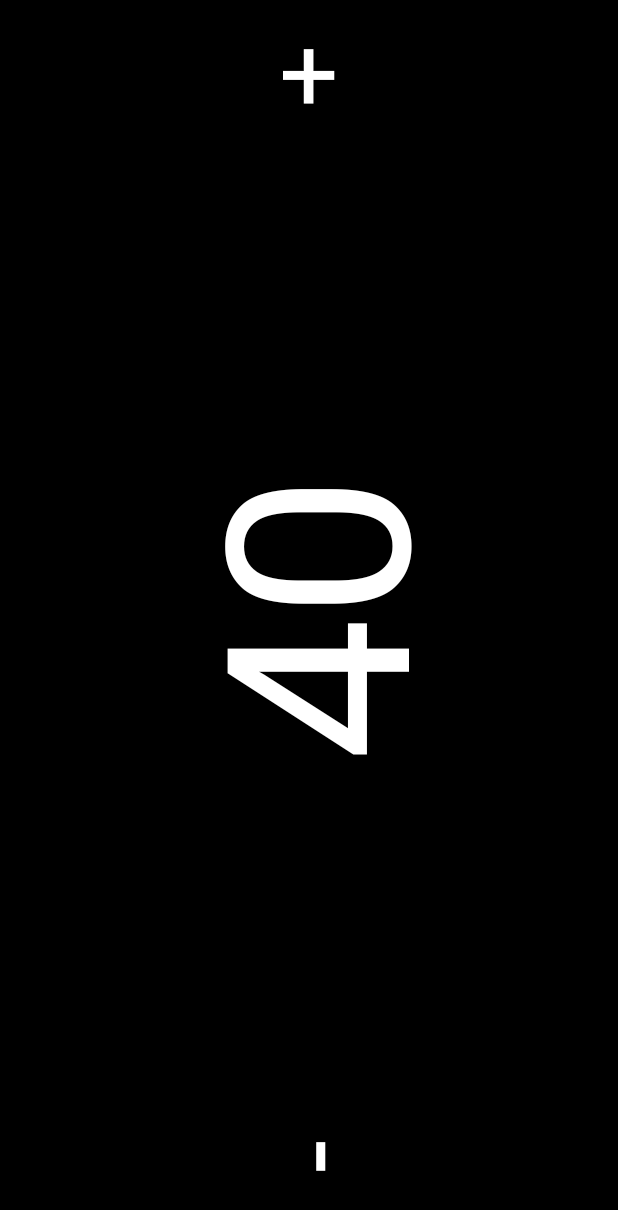
After one commit to AmazingCrusader/BargEDH, an Android app: the layout single_player_life_counter_right.xml on its own in the app's theme, with its tools: preview values and no code run, on a phone screen of 412 x 824 dp. The commit adds this screen. Shown: the top 1210 px of the screen. Run offline under Robolectric (Android 15) with nearby library versions, the light colour scheme and no system bars; Roboto replaces fonts that are not available here.

Commit message:
Add life counter layout (4 players)

```diff
--- /dev/null
+++ b/app/src/main/res/layout/single_player_life_counter_right.xml
@@ -0,0 +1,69 @@
+<?xml version="1.0" encoding="utf-8"?>
+<androidx.constraintlayout.widget.ConstraintLayout xmlns:app="http://schemas.android.com/apk/res-auto"
+    android:id="@+id/single_player_layout_right"
+    xmlns:android="http://schemas.android.com/apk/res/android"
+    xmlns:tools="http://schemas.android.com/tools"
+    android:layout_width="match_parent"
+    android:layout_height="match_parent"
+    tools:background="@color/black">
+
+    <TextView
+        android:id="@+id/increase_button"
+        android:layout_width="wrap_content"
+        android:layout_height="wrap_content"
+        android:text="@string/increase_button_text"
+        app:layout_constraintEnd_toEndOf="parent"
+        app:layout_constraintStart_toStartOf="parent"
+        app:layout_constraintTop_toTopOf="parent"
+        android:textSize="70sp"
+        android:textColor="@color/white"/>
+
+    <TextView
+        android:id="@+id/decrease_button"
+        android:layout_width="wrap_content"
+        android:layout_height="wrap_content"
+        android:text="@string/decrease_button_text"
+        app:layout_constraintBottom_toBottomOf="parent"
+        app:layout_constraintEnd_toEndOf="parent"
+        app:layout_constraintStart_toStartOf="parent"
+        android:textSize="80sp"
+        android:textColor="@color/white"
+        android:rotation="-90"/>
+
+    <TextView
+        android:id="@+id/life_counter_text"
+        android:layout_width="wrap_content"
+        android:layout_height="wrap_content"
+        android:rotation="270"
+        android:text="@string/life_counter_text"
+        android:textColor="@color/white"
+        android:textSize="170sp"
+        app:layout_constraintBottom_toTopOf="@id/guideline_75"
+        app:layout_constraintEnd_toEndOf="parent"
+        app:layout_constraintStart_toEndOf="@id/button_layout"
+        app:layout_constraintTop_toBottomOf="@id/guideline_25" />
+
+    <androidx.constraintlayout.widget.ConstraintLayout
+        android:id="@+id/button_layout"
+        android:layout_width="wrap_content"
+        android:layout_height="wrap_content"
+        app:layout_constraintStart_toStartOf="parent"
+        app:layout_constraintTop_toBottomOf="@id/guideline_25"
+        app:layout_constraintBottom_toTopOf="@id/guideline_75">
+
+    </androidx.constraintlayout.widget.ConstraintLayout>
+
+    <androidx.constraintlayout.widget.Guideline
+        android:id="@+id/guideline_25"
+        android:layout_width="wrap_content"
+        android:layout_height="wrap_content"
+        android:orientation="horizontal"
+        app:layout_constraintGuide_percent="0.25" />
+
+    <androidx.constraintlayout.widget.Guideline
+        android:id="@+id/guideline_75"
+        android:layout_width="wrap_content"
+        android:layout_height="wrap_content"
+        android:orientation="horizontal"
+        app:layout_constraintGuide_percent="0.75" />
+</androidx.constraintlayout.widget.ConstraintLayout>
--- a/app/src/main/res/values/strings.xml
+++ b/app/src/main/res/values/strings.xml
@@ -14,6 +14,9 @@
     <string name="companion_text">Companion</string>
     <string name="main_flair_text">Main Flair</string>
     <string name="secondary_flair_text">Secondary Flair</string>
+    <string name="decrease_button_text">-</string>
+    <string name="increase_button_text">+</string>
+    <string name="life_counter_text">40</string>
 
     <string-array name="flairs_array">
         <item>Aristocrat</item>
```
Also changed, not shown: app/src/main/res/layout/fragment_life_counter_four.xml (+4 -4 lines), app/src/main/res/layout/single_player_life_counter.xml (deleted, +0 -10 lines), app/src/main/res/layout/single_player_life_counter_left.xml (added, +69 -0 lines).
